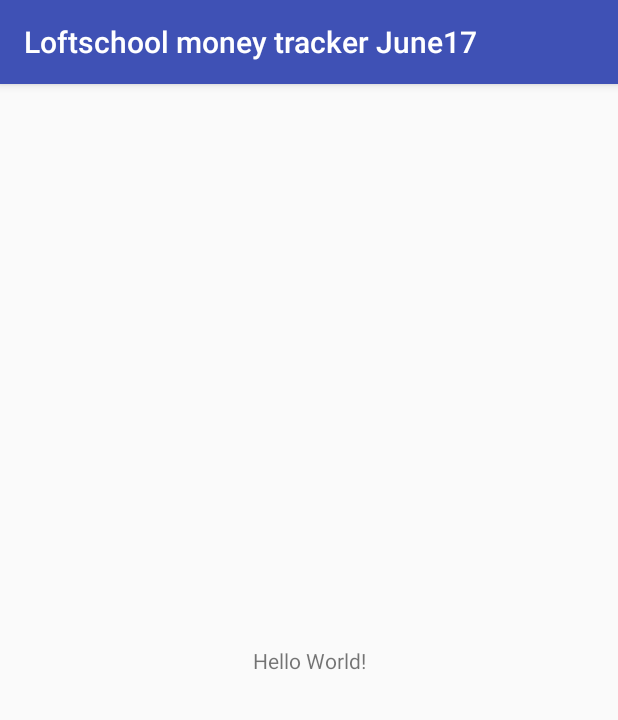
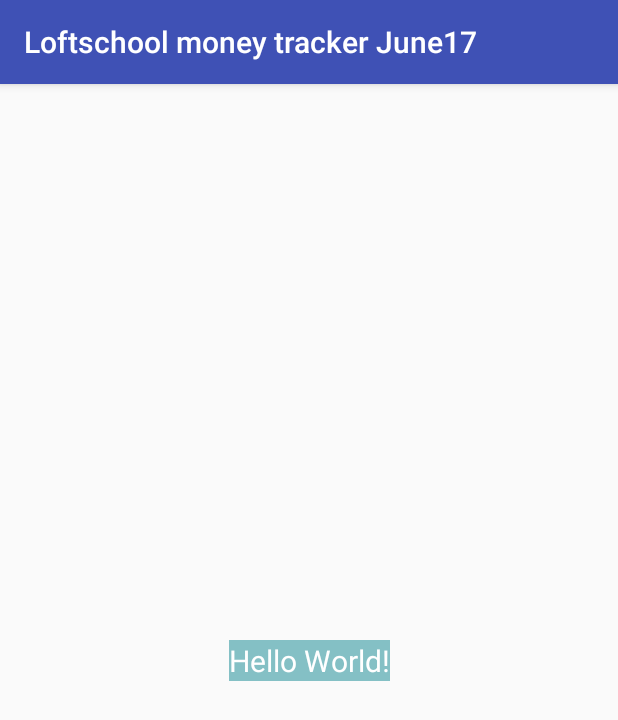
Before and after one commit to Cycloone/MoneyTrackerLoftschool, an Android app: the screen it shows after launch (MainActivity), on a phone screen of 412 x 824 dp. Shown: the top 720 px of the screen. Run offline under Robolectric (Android 15) with nearby library versions, the phone set to English and light mode, and no system bars.

Commit message:
Change text style

```diff
--- a/app/src/main/res/layout/activity_main.xml
+++ b/app/src/main/res/layout/activity_main.xml
@@ -10,9 +10,13 @@
         android:layout_width="wrap_content"
         android:layout_height="wrap_content"
         android:text="Hello World!"
+        android:textColor="@color/colorForText"
+        android:textSize="20sp"
+        android:background="@color/colorForTextBackground"
         app:layout_constraintBottom_toBottomOf="parent"
         app:layout_constraintLeft_toLeftOf="parent"
         app:layout_constraintRight_toRightOf="parent"
         app:layout_constraintTop_toTopOf="parent" />
 
+
 </android.support.constraint.ConstraintLayout>
--- a/app/src/main/res/values/colors.xml
+++ b/app/src/main/res/values/colors.xml
@@ -3,4 +3,6 @@
     <color name="colorPrimary">#3F51B5</color>
     <color name="colorPrimaryDark">#303F9F</color>
     <color name="colorAccent">#FF4081</color>
+    <color name="colorForText">#ffffff</color>
+    <color name="colorForTextBackground">#84c0c5</color>
 </resources>
```
